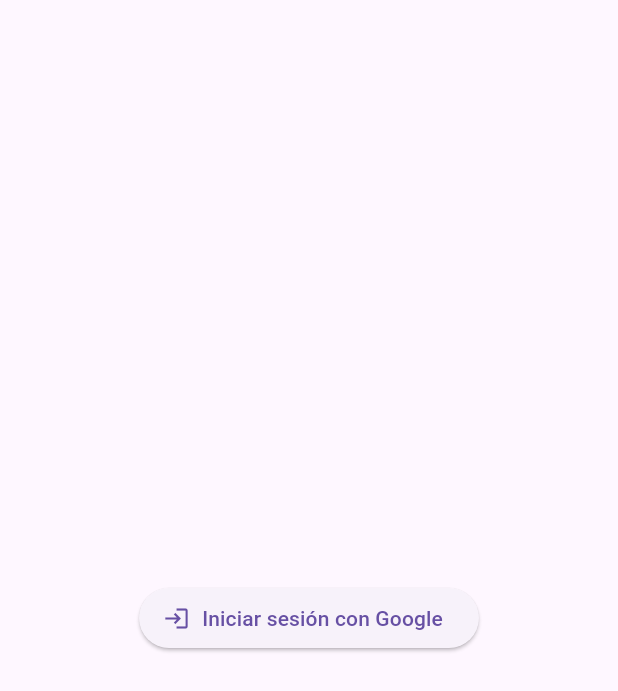
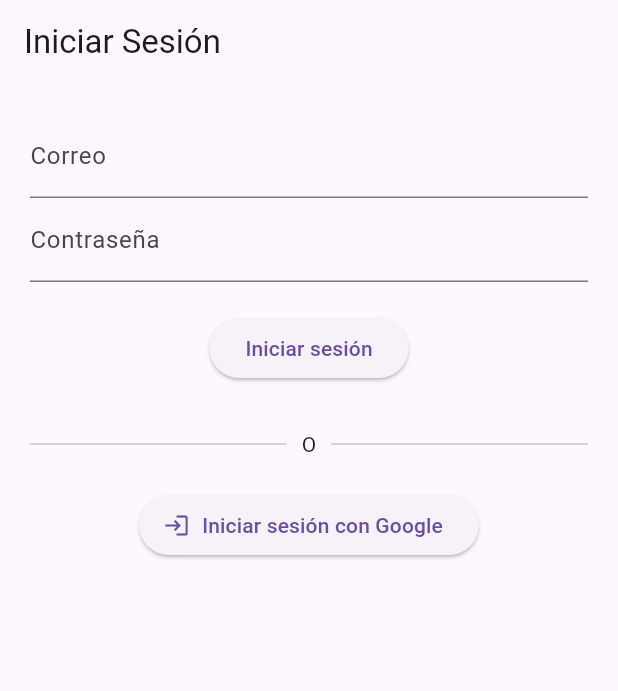
Before and after one commit to EddieToledoE/shopping-_cart_practice_flutter, a Flutter app: the screen it shows after launch, on a phone screen of 412 x 824 dp. Shown: the top 691 px of the screen. Run offline on Flutter 3.47's test engine with Material 3 defaults, Android fonts, the phone set to English and light mode, and no system bars; our stand-ins replace firebase_auth, firebase_core, google_sign_in; accounts and stored records are empty.

Commit message:
2 tipos de login Firebase y API miranda y toledo

```diff
--- /dev/null
+++ b/devtools_options.yaml
@@ -0,0 +1,3 @@
+description: This file stores settings for Dart & Flutter DevTools.
+documentation: https://docs.flutter.dev/tools/devtools/extensions#configure-extension-enablement-states
+extensions:
--- /dev/null
+++ b/lib/models/usuario.dart
@@ -0,0 +1,6 @@
+class Usuario {
+  final String nombre;
+  final String email;
+
+  Usuario({required this.nombre, required this.email});
+}
--- a/lib/screens/login_screen.dart
+++ b/lib/screens/login_screen.dart
@@ -1,19 +1,89 @@
 import 'package:flutter/material.dart';
 import '../services/auth_service.dart';
+import '../services/external_auth_service.dart';
+import '../models/usuario.dart';
 import 'home_screen.dart';
+import 'external_login_home_screen.dart';
 
-class LoginScreen extends StatelessWidget {
-  final AuthService authService = AuthService();
+class LoginScreen extends StatefulWidget {
+  @override
+  _LoginScreenState createState() => _LoginScreenState();
+}
+
+class _LoginScreenState extends State<LoginScreen> {
+  final _emailController = TextEditingController();
+  final _passwordController = TextEditingController();
+  final ExternalAuthService _externalAuthService = ExternalAuthService();
+  final AuthService _authService = AuthService();
 
   @override
   Widget build(BuildContext context) {
     return Scaffold(
-      body: Center(
-        child: ElevatedButton.icon(
+      appBar: AppBar(title: Text("Iniciar Sesión")),
+      body: Padding(
+        padding: const EdgeInsets.all(20),
+        child: Column(
+          children: [
+            // Login externo con API propia
+            TextField(
+              controller: _emailController,
+              decoration: InputDecoration(labelText: 'Correo'),
+            ),
+            TextField(
+              controller: _passwordController,
+              obscureText: true,
+              decoration: InputDecoration(labelText: 'Contraseña'),
+            ),
+            SizedBox(height: 20),
+            ElevatedButton(
+              onPressed: () async {
+                final result = await _externalAuthService.login(
+                  _emailController.text,
+                  _passwordController.text,
+                );
+
+                if (result.success) {
+                  final usuario = Usuario(
+                    nombre: _emailController.text.split('@')[0],
+                    email: _emailController.text,
+                  );
+                  Navigator.pushReplacement(
+                    context,
+                    MaterialPageRoute(
+                      builder: (_) => HomeScreenExternal(usuario: usuario),
+                    ),
+                  );
+                } else {
+                  ScaffoldMessenger.of(
+                    context,
+                  ).showSnackBar(SnackBar(content: Text(result.message)));
+                }
+              },
+              child: Text('Iniciar sesión'),
+            ),
+
+            SizedBox(height: 30),
+
+            // Separador visual
+            Row(
+              children: [
+                Expanded(child: Divider(thickness: 1)),
+                Padding(
+                  padding: const EdgeInsets.symmetric(horizontal: 10),
+                  child: Text('O'),
+                ),
+                Expanded(child: Divider(thickness: 1)),
+              ],
+            ),
+
+            SizedBox(height: 20),
+
+            // Login con Google
+            ElevatedButton.icon(
               icon: Icon(Icons.login),
               label: Text("Iniciar sesión con Google"),
               onPressed: () async {
-            final user = await authService.signInWithGoogle();
+                final user = await _authService.signInWithGoogle();
                 if (user != null) {
                   Navigator.pushReplacement(
                     context,
@@ -22,6 +92,8 @@
                 }
               },
             ),
+          ],
+        ),
       ),
     );
   }
--- /dev/null
+++ b/lib/services/external_auth_service.dart
@@ -0,0 +1,54 @@
+import 'package:http/http.dart' as http;
+
+class LoginResult {
+  final bool success;
+  final String message;
+
+  LoginResult({required this.success, required this.message});
+}
+
+class ExternalAuthService {
+  Future<LoginResult> login(String email, String password) async {
+    try {
+      final response = await http.post(
+        Uri.parse("https://backendm-t.onrender.com/login"),
+        body: {"usuario": email, "contra": password},
+      );
+
+      final responseBody = response.body;
+
+      if (response.statusCode == 200) {
+        if (responseBody.contains("Inicio de sesión exitoso")) {
+          return LoginResult(
+            success: true,
+            message: "Inicio de sesión exitoso",
+          );
+        } else if (responseBody.contains("No deje campos vacíos")) {
+          return LoginResult(success: false, message: "No deje campos vacíos");
+        } else if (responseBody.contains(
+          "Nombre de usuario o contraseña incorrectos",
+        )) {
+          return LoginResult(
+            success: false,
+            message: "Nombre de usuario o contraseña incorrectos",
+          );
+        } else {
+          return LoginResult(
+            success: false,
+            message: "Respuesta no esperada del servidor",
+          );
+        }
+      } else {
+        return LoginResult(
+          success: false,
+          message: "Error en el servidor (${response.statusCode})",
+        );
+      }
+    } catch (e) {
+      return LoginResult(
+        success: false,
+        message: "Error de conexión o servidor: $e",
+      );
+    }
+  }
+}
```
Also changed, not shown: lib/screens/external_login_home_screen.dart (added, +17 -0 lines), firebase.json, 3 other files. Lines whose indentation alone changed are shown as unchanged.
